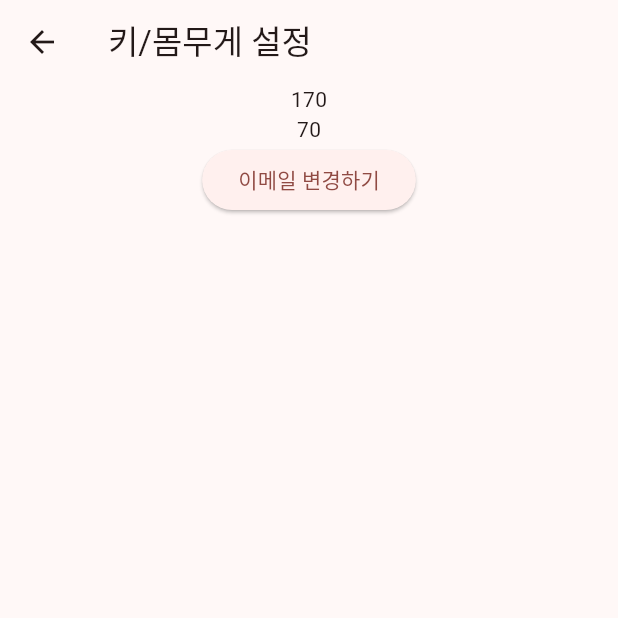
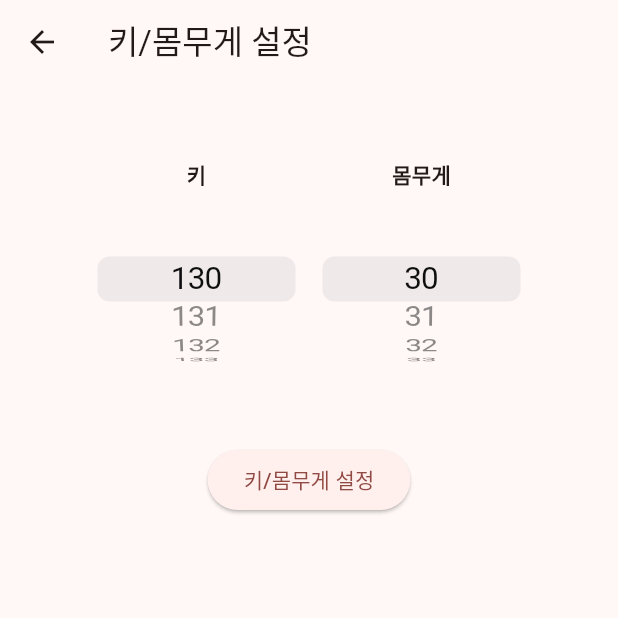
Before and after one commit to likewoody/DJ-App, a Flutter app: the SettingPage screen opened directly, after a tap on the "arrow forward ios" icon, on a phone screen of 412 x 824 dp, the top half of it. Run offline on Flutter 3.47's test engine with Material 3 defaults, Android fonts, the phone set to English and light mode, and no system bars; our stand-ins replace cloud_firestore, firebase_core, get, google_maps_flutter; accounts and stored records are empty; statements that could not run were skipped.

Commit message:
2024.04.18 목요일 플러터 작업 시작 키/몸무게

```diff
--- a/dj_app/lib/view/setting_page/set_height_weight.dart
+++ b/dj_app/lib/view/setting_page/set_height_weight.dart
@@ -1,10 +1,114 @@
+import 'package:cloud_firestore/cloud_firestore.dart';
+import 'package:dj_app/vm/vm_provider_height.dart';
+import 'package:flutter/cupertino.dart';
 import 'package:flutter/material.dart';
 
 class SetHeightWeight extends StatelessWidget {
-  final height;
-  final weight;
-  const SetHeightWeight({super.key, required this.height, required this.weight});
+  final provider = VMProviderHeightWeight();
+  SetHeightWeight({super.key, provider});
 
+  // ---- StreamBuilder ----
+  Widget _streamBuilder(){
+    return Center(
+      child: StreamBuilder<QuerySnapshot>(
+        stream: FirebaseFirestore.instance
+                .collection('user')
+                // .orderBy('code', descending: false)
+                .snapshots(),
+        builder: (context, snapshot) {
+          if (!snapshot.hasData) {
+            return const Center(
+              child: CircularProgressIndicator(),);
+          }
+          final documents = snapshot.data!.docs; // data 가져오기
+          return _view();
+        }
+      )
+    );
+  }
+
+  // ---- View ----
+  Widget _view(){
+    return Column(
+      children: [
+        Padding(
+          padding: const EdgeInsets.fromLTRB(20,50,20,50),
+          child: Row(
+            mainAxisAlignment: MainAxisAlignment.center,
+            children: [
+
+
+              // 키
+              Column(
+                mainAxisAlignment: MainAxisAlignment.center,
+                children: [
+                  const Text(
+                    '키',
+                    style: TextStyle(
+                      fontWeight: FontWeight.bold,
+                    ),
+                  ),
+                  // Height PickerView
+                  SizedBox(
+                    width: 150,
+                    height: 120,
+                    child: CupertinoPicker(
+                      itemExtent: 30,
+                      scrollController: FixedExtentScrollController(initialItem: 0),
+                      onSelectedItemChanged: (value) {
+                        provider.selectedHeight = value;
+                      },
+                      children: List.generate(
+                        provider.heightList.length,
+                        (index) => Center(
+                          child: Text(provider.heightList[index].toString()),
+                        ),
+                      ),
+                    ),
+                  ),
+                ],
+              ),
+
+              // 몸무게
+              Column(
+                children: [
+                  const Text(
+                    '몸무게',
+                    style: TextStyle(
+                      fontWeight: FontWeight.bold,
+                    ),
+                  ),
+                  // Weight PickerView
+                  SizedBox(
+                    width: 150,
+                    height: 120,
+                    child: CupertinoPicker(
+                      itemExtent: 30,
+                      scrollController: FixedExtentScrollController(initialItem: 0),
+                      onSelectedItemChanged: (value) {
+                        provider.selectedWeight = value;
+                      },
+                      children: List.generate(
+                        provider.weightList.length,
+                        (index) => Center(
+                          child: Text(provider.weightList[index].toString()),
+                        ),
+                      ),
+                    ),
+                  ),
+
+                ],
+              ),
+            ],
+          ),
+        ),
+        ElevatedButton(
+          onPressed: () {},
+          child: const Text('키/몸무게 설정')
+        )
+      ],
+    );
+  }
 
   @override
   Widget build(BuildContext context) {
@@ -12,19 +116,7 @@ class SetHeightWeight extends StatelessWidget {
       appBar: AppBar(
         title: const Text('키/몸무게 설정'),
       ),
-      body: Center(
-        child: Column(
-          children: [
-            Text(height),
-            Text(weight),
-
-            ElevatedButton(
-              onPressed: () {},
-              child: const Text('이메일 변경하기')
-            ),
-          ],
-        ),
-      ),
+      body: _streamBuilder(),
     );
   }
 }
--- a/dj_app/lib/view/setting_page/setting_page.dart
+++ b/dj_app/lib/view/setting_page/setting_page.dart
@@ -3,11 +3,13 @@ import 'package:dj_app/view/setting_page/set_alarm.dart';
 import 'package:dj_app/view/setting_page/set_email.dart';
 import 'package:dj_app/view/setting_page/set_height_weight.dart';
 import 'package:dj_app/view/setting_page/set_password.dart';
+import 'package:dj_app/vm/vm_provider_height.dart';
 import 'package:flutter/material.dart';
 import 'package:get/get.dart';
 
 class SettingPage extends StatelessWidget {
-  const SettingPage({super.key});
+  final provider = VMProviderHeightWeight();
+  SettingPage({super.key, provider});
 
   // Property
   final String id = 'test';
@@ -98,7 +100,7 @@ class SettingPage extends StatelessWidget {
               padding: const EdgeInsets.fromLTRB(0,5,15,5),
               child: IconButton(
                 onPressed: () => Get.to(
-                  SetHeightWeight(height: height, weight: weight,),
+                  SetHeightWeight(provider: provider),
                 ),
                 icon:const  Icon(Icons.arrow_forward_ios)
               ),
--- a/dj_app/lib/vm/vm_provider.dart
+++ /dev/null
@@ -1,5 +0,0 @@
-import 'package:flutter/material.dart';
-
-class VMprovider extends ChangeNotifier{
-
-}
--- /dev/null
+++ b/dj_app/lib/vm/vm_provider_height.dart
@@ -0,0 +1,10 @@
+import 'package:flutter/material.dart';
+
+class VMProviderHeightWeight extends ChangeNotifier{
+  int selectedHeight = 0;
+  int selectedWeight = 0;
+  List<int> heightList = List.generate(71, (index) => index + 130);
+  List<int> weightList = List.generate(71, (index) => index + 30);
+
+
+}
```
